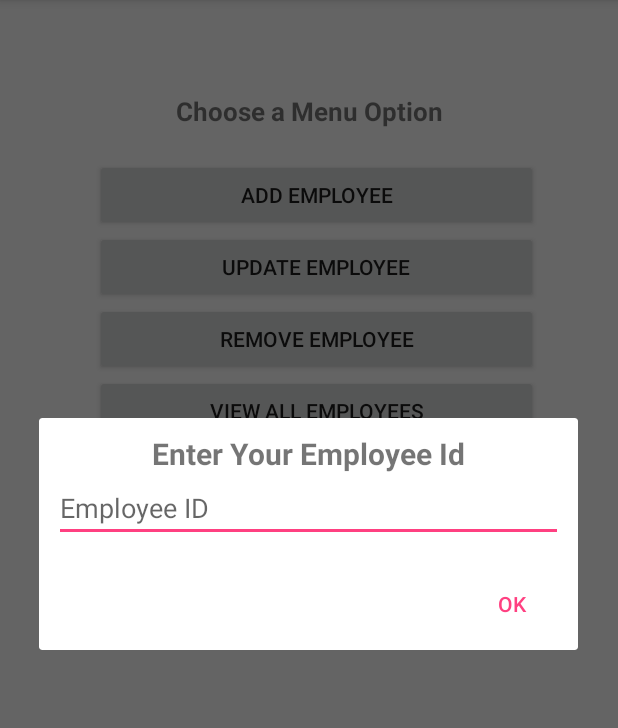
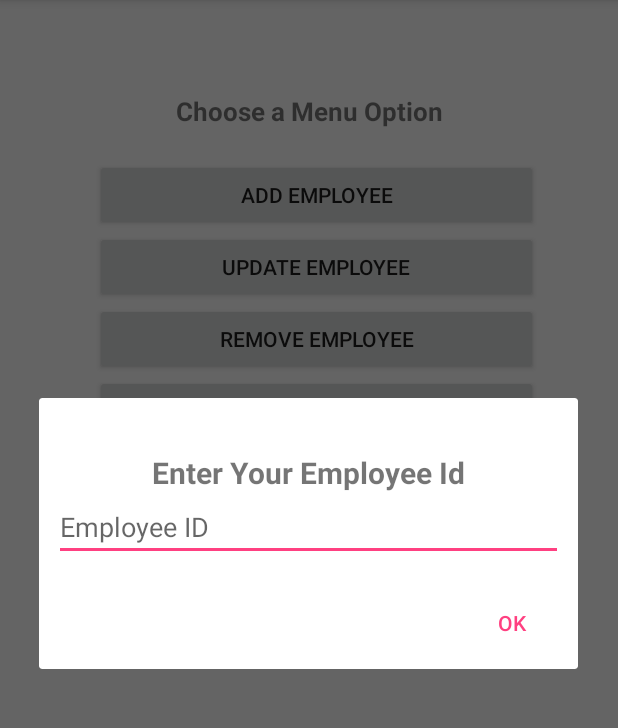
Before and after one commit to sarvan2shekar/Sqlite, an Android app: the screen it shows after launch (MainActivity), after a tap on "UPDATE EMPLOYEE", on a phone screen of 412 x 824 dp, the part 84-812 px from its top. Run offline under Robolectric (Android 15) with nearby library versions, the phone set to English and light mode, and no system bars.

```diff
--- a/app/src/main/res/layout/dialog_emp_get_id.xml
+++ b/app/src/main/res/layout/dialog_emp_get_id.xml
@@ -9,6 +9,7 @@
         android:id="@+id/enterEmpId"
         android:layout_width="wrap_content"
         android:layout_height="wrap_content"
+        android:layout_marginTop="26dp"
         android:text="Enter Your Employee Id"
         android:textAlignment="center"
         android:textSize="20sp"
```
